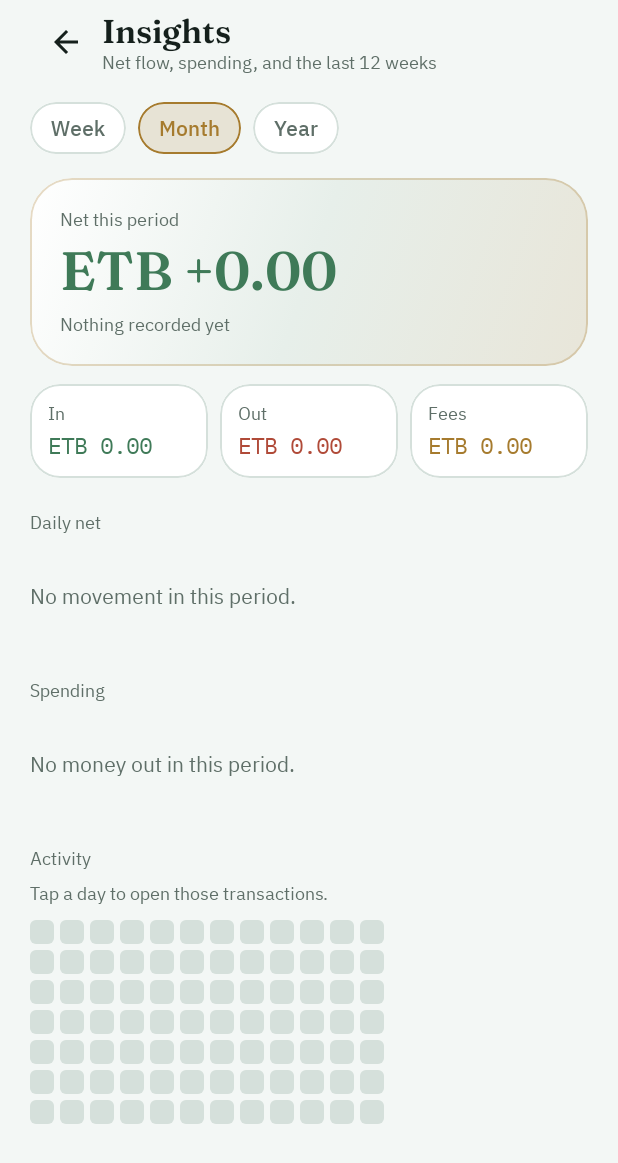
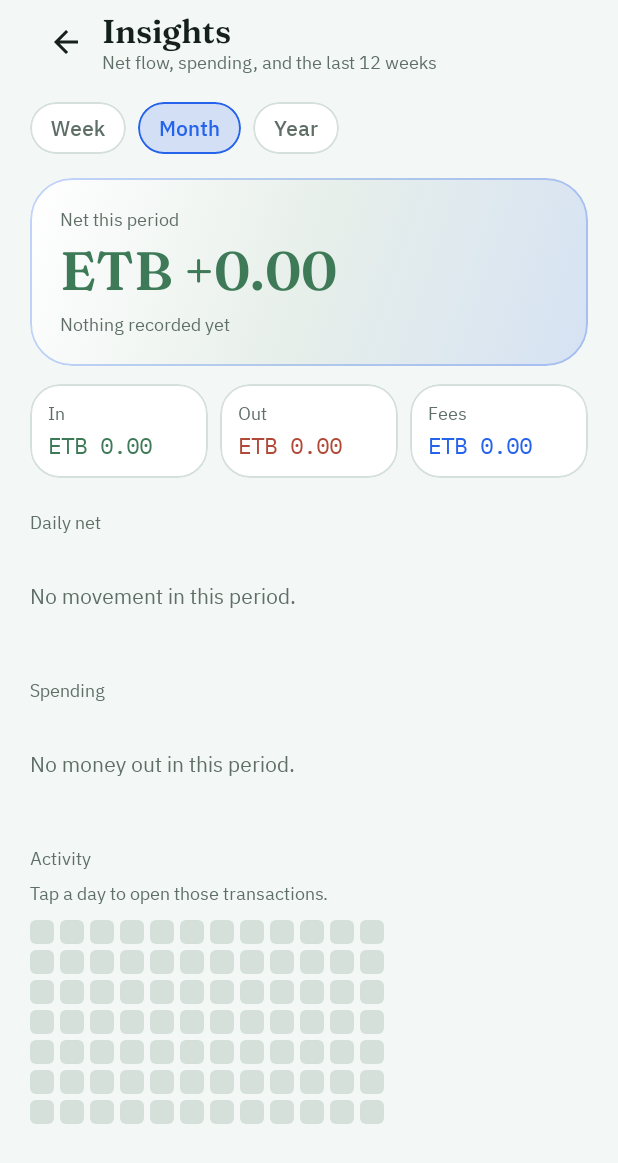
Before and after one commit to TheWadeh/verifyetb-open, an Android app built with Jetpack Compose: the DashboardScreen screen opened through its navigation route, after a tap on "Insights", on a phone screen of 412 x 824 dp. Shown: the top 1163 px of the screen. Run offline under Robolectric (Android 15) with nearby library versions, the phone set to English and light mode, and no system bars; our stand-ins replace Dagger/Hilt's generated code, Room's generated code; 1 statement that could not run was skipped.

Commit message:
Switch accent color from gold to blue to match app icon

```diff
--- a/app/src/main/java/com/verifyetb/app/ui/components/InstitutionLists.kt
+++ b/app/src/main/java/com/verifyetb/app/ui/components/InstitutionLists.kt
@@ -24,11 +24,11 @@ import androidx.compose.ui.Modifier
 import androidx.compose.ui.unit.dp
 import com.verifyetb.app.parser.EthiopianInstitution
 import com.verifyetb.app.parser.EthiopianInstitutions
-import com.verifyetb.app.ui.theme.AccentGold
+import com.verifyetb.app.ui.theme.AccentBlue
 import com.verifyetb.app.ui.theme.BgElevated
 import com.verifyetb.app.ui.theme.BgSurface
 import com.verifyetb.app.ui.theme.Divider
-import com.verifyetb.app.ui.theme.OnGold
+import com.verifyetb.app.ui.theme.OnBlue
 import com.verifyetb.app.ui.theme.TextMuted
 import com.verifyetb.app.ui.theme.TextPrimary
 
@@ -143,7 +143,7 @@ private fun PickerGroup(
                 modifier = Modifier.weight(1f),
             )
             if (onSelectAll != null) {
-                TextButton(onClick = onSelectAll) { Text("All", color = AccentGold) }
+                TextButton(onClick = onSelectAll) { Text("All", color = AccentBlue) }
             }
             if (onClear != null) {
                 TextButton(onClick = onClear) { Text("Clear", color = TextMuted) }
@@ -199,15 +199,15 @@ private fun BoxCheck(selected: Boolean) {
     androidx.compose.foundation.layout.Box(
         modifier = Modifier
             .size(22.dp)
-            .background(if (selected) AccentGold else BgElevated, shape)
-            .border(1.dp, if (selected) AccentGold else Divider, shape),
+            .background(if (selected) AccentBlue else BgElevated, shape)
+            .border(1.dp, if (selected) AccentBlue else Divider, shape),
         contentAlignment = Alignment.Center,
     ) {
         if (selected) {
             Icon(
                 Icons.Filled.Check,
                 contentDescription = null,
-                tint = OnGold,
+                tint = OnBlue,
                 modifier = Modifier.size(14.dp),
             )
         }
--- a/app/src/main/java/com/verifyetb/app/ui/components/InstitutionLogo.kt
+++ b/app/src/main/java/com/verifyetb/app/ui/components/InstitutionLogo.kt
@@ -107,7 +107,7 @@ object InstitutionLogos {
         "enat" -> Color(0xFFD81B60)
         "amhara" -> Color(0xFFC62828)
         "oromia" -> Color(0xFF558B2F)
-        "cash" -> DarkBirrColors.gold
+        "cash" -> DarkBirrColors.blue
         else -> Color(0xFF546E7A)
     }
 
--- a/app/src/main/java/com/verifyetb/app/ui/components/TransactionRow.kt
+++ b/app/src/main/java/com/verifyetb/app/ui/components/TransactionRow.kt
@@ -17,7 +17,7 @@ import androidx.compose.ui.Modifier
 import androidx.compose.ui.unit.dp
 import com.verifyetb.app.data.local.entity.TransactionEntity
 import com.verifyetb.app.parser.MoneyParse
-import com.verifyetb.app.ui.theme.AccentGold
+import com.verifyetb.app.ui.theme.AccentBlue
 import com.verifyetb.app.ui.theme.AccentGreen
 import com.verifyetb.app.ui.theme.AccentRust
 import com.verifyetb.app.ui.theme.AmountStyle
@@ -80,7 +80,7 @@ fun TransactionRow(
                     }
                     Text(
                         text = subtitle,
-                        color = if (!isAirtime && tx.needsNote) AccentGold else TextMuted,
+                        color = if (!isAirtime && tx.needsNote) AccentBlue else TextMuted,
                         style = androidx.compose.material3.MaterialTheme.typography.bodySmall,
                         modifier = Modifier.padding(top = 4.dp),
                     )
--- a/app/src/main/java/com/verifyetb/app/ui/dashboard/AccountDetailScreen.kt
+++ b/app/src/main/java/com/verifyetb/app/ui/dashboard/AccountDetailScreen.kt
@@ -32,7 +32,7 @@ import com.verifyetb.app.ui.components.EmptyHint
 import com.verifyetb.app.ui.components.InstitutionLogo
 import com.verifyetb.app.ui.components.SectionLabel
 import com.verifyetb.app.ui.components.TransactionRow
-import com.verifyetb.app.ui.theme.AccentGold
+import com.verifyetb.app.ui.theme.AccentBlue
 import com.verifyetb.app.ui.theme.AccentGreen
 import com.verifyetb.app.ui.theme.AccentRust
 import com.verifyetb.app.ui.theme.BgPrimary
@@ -84,7 +84,7 @@ fun AccountDetailScreen(
                 Text("Balance", color = TextMuted, style = MaterialTheme.typography.labelMedium)
                 Text(
                     text = MoneyFormat.birr(ui.balance),
-                    color = AccentGold,
+                    color = AccentBlue,
                     style = MaterialTheme.typography.displayMedium,
                     modifier = Modifier.padding(top = 4.dp),
                 )
@@ -120,7 +120,7 @@ fun AccountDetailScreen(
                 ) {
                     SectionLabel("Recent")
                     TextButton(onClick = { onOpenAll(ui.displayName) }) {
-                        Text("See all", color = AccentGold)
+                        Text("See all", color = AccentBlue)
                     }
                 }
             }
--- a/app/src/main/java/com/verifyetb/app/ui/dashboard/DashboardScreen.kt
+++ b/app/src/main/java/com/verifyetb/app/ui/dashboard/DashboardScreen.kt
@@ -57,14 +57,14 @@ import com.verifyetb.app.ui.components.EmptyHint
 import com.verifyetb.app.ui.components.InstitutionLogo
 import com.verifyetb.app.ui.components.SectionLabel
 import com.verifyetb.app.ui.components.TransactionRow
-import com.verifyetb.app.ui.theme.AccentGold
+import com.verifyetb.app.ui.theme.AccentBlue
 import com.verifyetb.app.ui.theme.AccentGreen
 import com.verifyetb.app.ui.theme.AccentRust
 import com.verifyetb.app.ui.theme.BgElevated
 import com.verifyetb.app.ui.theme.BgPrimary
 import com.verifyetb.app.ui.theme.BgSurface
 import com.verifyetb.app.ui.theme.Divider
-import com.verifyetb.app.ui.theme.OnGold
+import com.verifyetb.app.ui.theme.OnBlue
 import com.verifyetb.app.ui.theme.TextMuted
 import com.verifyetb.app.ui.theme.TextPrimary
 import com.verifyetb.app.util.DashboardPeriod
@@ -141,7 +141,7 @@ fun DashboardScreen(
                 verticalAlignment = Alignment.CenterVertically,
             ) {
                 Column(modifier = Modifier.weight(1f).padding(start = 12.dp)) {
-                    Text("Verifyetb", color = AccentGold, style = MaterialTheme.typography.titleMedium)
+                    Text("Verifyetb", color = AccentBlue, style = MaterialTheme.typography.titleMedium)
                     Text("Pull down to sync new SMS", color = TextMuted, style = MaterialTheme.typography.bodySmall)
                 }
                 IconButton(onClick = onOpenInsights) {
@@ -158,7 +158,7 @@ fun DashboardScreen(
             if (refreshMessage != null) {
                 Text(
                     text = refreshMessage!!,
-                    color = AccentGold,
+                    color = AccentBlue,
                     style = MaterialTheme.typography.bodySmall,
                     modifier = Modifier.padding(horizontal = 24.dp, vertical = 2.dp),
                 )
@@ -277,7 +277,7 @@ fun DashboardScreen(
                         ) {
                             SectionLabel("Recent")
                             TextButton(onClick = onOpenTransactions) {
-                                Text("See all", color = AccentGold)
+                                Text("See all", color = AccentBlue)
                             }
                         }
                     }
@@ -301,8 +301,8 @@ fun DashboardScreen(
         FloatingActionButton(
             onClick = onAddManual,
             modifier = Modifier.align(Alignment.BottomEnd).padding(end = 20.dp, bottom = 20.dp),
-            containerColor = AccentGold,
-            contentColor = OnGold,
+            containerColor = AccentBlue,
+            contentColor = OnBlue,
             shape = CircleShape,
             elevation = FloatingActionButtonDefaults.elevation(defaultElevation = 6.dp, pressedElevation = 8.dp),
         ) {
@@ -323,11 +323,11 @@ private fun BalanceHero(
             .fillMaxWidth()
             .background(
                 brush = Brush.linearGradient(
-                    colors = listOf(BgSurface, BgElevated, AccentGold.copy(alpha = 0.16f)),
+                    colors = listOf(BgSurface, BgElevated, AccentBlue.copy(alpha = 0.16f)),
                 ),
                 shape = RoundedCornerShape(20.dp),
             )
-            .border(1.dp, AccentGold.copy(alpha = 0.28f), RoundedCornerShape(20.dp))
+            .border(1.dp, AccentBlue.copy(alpha = 0.28f), RoundedCornerShape(20.dp))
             .padding(20.dp),
     ) {
         Text("All accounts", color = TextMuted, style = MaterialTheme.typography.labelMedium)
@@ -346,7 +346,7 @@ private fun BalanceHero(
         if (unresolved > 0) {
             Text(
                 text = if (unresolved == 1) "1 transaction needs a note — tap" else "$unresolved need notes — tap",
-                color = AccentGold,
+                color = AccentBlue,
                 style = MaterialTheme.typography.bodySmall,
                 modifier = Modifier.padding(top = 10.dp).clickable(onClick = onUnresolved),
             )
@@ -427,7 +427,7 @@ private fun AccountCard(account: AccountRowUi, onClick: () -> Unit) {
                     )
                 }
             }
-            Text(MoneyFormat.birr(account.balance), color = AccentGold, style = MaterialTheme.typography.titleMedium)
+            Text(MoneyFormat.birr(account.balance), color = AccentBlue, style = MaterialTheme.typography.titleMedium)
         }
         Spacer(modifier = Modifier.height(12.dp))
         Row(modifier = Modifier.fillMaxWidth(), horizontalArrangement = Arrangement.SpaceBetween) {
@@ -446,12 +446,12 @@ private fun InsightsEntry(onClick: () -> Unit) {
         modifier = Modifier
             .fillMaxWidth()
             .background(BgSurface, RoundedCornerShape(20.dp))
-            .border(1.dp, AccentGold.copy(alpha = 0.35f), RoundedCornerShape(20.dp))
+            .border(1.dp, AccentBlue.copy(alpha = 0.35f), RoundedCornerShape(20.dp))
             .clickable(onClick = onClick)
             .padding(horizontal = 16.dp, vertical = 14.dp),
         verticalAlignment = Alignment.CenterVertically,
     ) {
-        Icon(Icons.Outlined.BarChart, contentDescription = null, tint = AccentGold)
+        Icon(Icons.Outlined.BarChart, contentDescription = null, tint = AccentBlue)
         Column(modifier = Modifier.weight(1f).padding(horizontal = 12.dp)) {
             Text("Charts and heatmap", color = TextPrimary, style = MaterialTheme.typography.titleMedium)
             Text(
@@ -469,11 +469,11 @@ private fun PeriodChip(label: String, selected: Boolean, onClick: () -> Unit) {
     val shape = RoundedCornerShape(20.dp)
     Text(
         text = label,
-        color = if (selected) OnGold else TextMuted,
+        color = if (selected) OnBlue else TextMuted,
         style = MaterialTheme.typography.labelLarge,
         modifier = Modifier
-            .background(if (selected) AccentGold else BgSurface, shape)
-            .border(1.dp, if (selected) AccentGold else Divider, shape)
+            .background(if (selected) AccentBlue else BgSurface, shape)
+            .border(1.dp, if (selected) AccentBlue else Divider, shape)
             .clickable(onClick = onClick)
             .padding(horizontal = 14.dp, vertical = 8.dp),
     )
--- a/app/src/main/java/com/verifyetb/app/ui/insights/InsightsScreen.kt
+++ b/app/src/main/java/com/verifyetb/app/ui/insights/InsightsScreen.kt
@@ -40,7 +40,7 @@ import androidx.hilt.navigation.compose.hiltViewModel
 import androidx.lifecycle.compose.collectAsStateWithLifecycle
 import com.verifyetb.app.ui.components.EmptyHint
 import com.verifyetb.app.ui.components.SectionLabel
-import com.verifyetb.app.ui.theme.AccentGold
+import com.verifyetb.app.ui.theme.AccentBlue
 import com.verifyetb.app.ui.theme.AccentGreen
 import com.verifyetb.app.ui.theme.AccentRust
 import com.verifyetb.app.ui.theme.AmountStyle
@@ -102,7 +102,7 @@ fun InsightsScreen(
         Row(horizontalArrangement = Arrangement.spacedBy(8.dp), modifier = Modifier.fillMaxWidth()) {
             MiniStat("In", MoneyFormat.birr(ui.incoming), AccentGreen, Modifier.weight(1f))
             MiniStat("Out", MoneyFormat.birr(ui.outgoing), AccentRust, Modifier.weight(1f))
-            MiniStat("Fees", MoneyFormat.birr(ui.fees), AccentGold, Modifier.weight(1f))
+            MiniStat("Fees", MoneyFormat.birr(ui.fees), AccentBlue, Modifier.weight(1f))
         }
 
         Spacer(modifier = Modifier.height(22.dp))
@@ -142,9 +142,9 @@ private fun NetHero(net: Double, count: Int) {
             .fillMaxWidth()
             .clip(RoundedCornerShape(28.dp))
             .background(
-                Brush.linearGradient(listOf(BgSurface, BgElevated, AccentGold.copy(alpha = 0.14f))),
+                Brush.linearGradient(listOf(BgSurface, BgElevated, AccentBlue.copy(alpha = 0.14f))),
             )
-            .border(1.dp, AccentGold.copy(alpha = 0.28f), RoundedCornerShape(28.dp))
+            .border(1.dp, AccentBlue.copy(alpha = 0.28f), RoundedCornerShape(28.dp))
             .padding(20.dp),
     ) {
         Text("Net this period", color = TextMuted, style = MaterialTheme.typography.labelMedium)
@@ -251,7 +251,7 @@ private fun CategoryRow(slice: CategorySlice) {
                 modifier = Modifier
                     .fillMaxHeight()
                     .fillMaxWidth(slice.fraction)
-                    .background(AccentGold),
+                    .background(AccentBlue),
             )
         }
     }
@@ -271,7 +271,7 @@ private fun Heatmap(
                         cell.inFuture || cell.count == 0 || maxHeat == 0 -> 0.18f
                         else -> 0.28f + 0.72f * (cell.count.toFloat() / maxHeat.toFloat())
                     }
-                    val color = if (cell.count == 0 || cell.inFuture) Divider else AccentGold.copy(alpha = alpha)
+                    val color = if (cell.count == 0 || cell.inFuture) Divider else AccentBlue.copy(alpha = alpha)
                     Box(
                         modifier = Modifier
                             .size(16.dp)
@@ -296,12 +296,12 @@ private fun Heatmap(
 private fun PeriodChip(label: String, selected: Boolean, onClick: () -> Unit) {
     Text(
         text = label,
-        color = if (selected) AccentGold else TextMuted,
+        color = if (selected) AccentBlue else TextMuted,
         style = MaterialTheme.typography.labelLarge,
         modifier = Modifier
             .clip(RoundedCornerShape(999.dp))
-            .background(if (selected) AccentGold.copy(alpha = 0.16f) else BgSurface)
-            .border(1.dp, if (selected) AccentGold else Divider, RoundedCornerShape(999.dp))
+            .background(if (selected) AccentBlue.copy(alpha = 0.16f) else BgSurface)
+            .border(1.dp, if (selected) AccentBlue else Divider, RoundedCornerShape(999.dp))
             .clickable(role = Role.Button, onClick = onClick)
             .padding(horizontal = 14.dp, vertical = 8.dp),
     )
--- a/app/src/main/java/com/verifyetb/app/ui/onboarding/PickAccountsScreen.kt
+++ b/app/src/main/java/com/verifyetb/app/ui/onboarding/PickAccountsScreen.kt
@@ -27,9 +27,9 @@ import androidx.compose.ui.Modifier
 import androidx.compose.ui.unit.dp
 import com.verifyetb.app.parser.EthiopianInstitutions
 import com.verifyetb.app.ui.components.InstitutionMultiSelect
-import com.verifyetb.app.ui.theme.AccentGold
+import com.verifyetb.app.ui.theme.AccentBlue
 import com.verifyetb.app.ui.theme.BgPrimary
-import com.verifyetb.app.ui.theme.OnGold
+import com.verifyetb.app.ui.theme.OnBlue
 import com.verifyetb.app.ui.theme.TextMuted
 import com.verifyetb.app.ui.theme.TextPrimary
 
@@ -57,7 +57,7 @@ fun PickAccountsScreen(
             .navigationBarsPadding()
             .padding(horizontal = 20.dp, vertical = 24.dp),
     ) {
-        Text("Your accounts", color = AccentGold, style = MaterialTheme.typography.titleMedium)
+        Text("Your accounts", color = AccentBlue, style = MaterialTheme.typography.titleMedium)
         Spacer(modifier = Modifier.height(8.dp))
         Text(
             text = "Choose banks and wallets",
@@ -103,7 +103,7 @@ fun PickAccountsScreen(
             enabled = bankWalletCount > 0,
             modifier = Modifier.fillMaxWidth().height(52.dp),
             shape = RoundedCornerShape(12.dp),
-            colors = ButtonDefaults.buttonColors(containerColor = AccentGold, contentColor = OnGold),
+            colors = ButtonDefaults.buttonColors(containerColor = AccentBlue, contentColor = OnBlue),
         ) {
             Text("Continue")
         }
--- a/app/src/main/java/com/verifyetb/app/ui/theme/Color.kt
+++ b/app/src/main/java/com/verifyetb/app/ui/theme/Color.kt
@@ -11,11 +11,11 @@ data class BirrColors(
     val surfaceElevated: Color,
     val textPrimary: Color,
     val textMuted: Color,
-    val gold: Color,
+    val blue: Color,
     val rust: Color,
     val green: Color,
     val divider: Color,
-    val onGold: Color,
+    val onBlue: Color,
     val isDark: Boolean,
 )
 
@@ -25,11 +25,11 @@ val DarkBirrColors = BirrColors(
     surfaceElevated = Color(0xFF22332D),
     textPrimary = Color(0xFFF2EFE6),
     textMuted = Color(0xFF8B958F),
-    gold = Color(0xFFD4A85A),
+    blue = Color(0xFF5B8DEF),
     rust = Color(0xFFC4634F),
     green = Color(0xFF6B9E7F),
     divider = Color(0xFF2A3A34),
-    onGold = Color(0xFF0F1A17),
+    onBlue = Color(0xFFFFFFFF),
     isDark = true,
 )
 
@@ -39,11 +39,11 @@ val LightBirrColors = BirrColors(
     surfaceElevated = Color(0xFFE7EFEA),
     textPrimary = Color(0xFF15201C),
     textMuted = Color(0xFF5F6F68),
-    gold = Color(0xFFA67B2E),
+    blue = Color(0xFF2563EB),
     rust = Color(0xFFB04A38),
     green = Color(0xFF3F7A58),
     divider = Color(0xFFD5E0DB),
-    onGold = Color(0xFFFFFFFF),
+    onBlue = Color(0xFFFFFFFF),
     isDark = false,
 )
 
@@ -65,8 +65,8 @@ val TextPrimary: Color
 val TextMuted: Color
     @Composable @ReadOnlyComposable get() = LocalBirrColors.current.textMuted
 
-val AccentGold: Color
-    @Composable @ReadOnlyComposable get() = LocalBirrColors.current.gold
+val AccentBlue: Color
+    @Composable @ReadOnlyComposable get() = LocalBirrColors.current.blue
 
 val AccentRust: Color
     @Composable @ReadOnlyComposable get() = LocalBirrColors.current.rust
@@ -77,5 +77,5 @@ val AccentGreen: Color
 val Divider: Color
     @Composable @ReadOnlyComposable get() = LocalBirrColors.current.divider
 
-val OnGold: Color
-    @Composable @ReadOnlyComposable get() = LocalBirrColors.current.onGold
+val OnBlue: Color
+    @Composable @ReadOnlyComposable get() = LocalBirrColors.current.onBlue
--- a/app/src/main/java/com/verifyetb/app/ui/theme/Theme.kt
+++ b/app/src/main/java/com/verifyetb/app/ui/theme/Theme.kt
@@ -34,8 +34,8 @@ enum class ThemeMode {
 
 private fun schemeFor(colors: BirrColors) = if (colors.isDark) {
     darkColorScheme(
-        primary = colors.gold,
-        onPrimary = colors.onGold,
+        primary = colors.blue,
+        onPrimary = colors.onBlue,
         secondary = colors.green,
         onSecondary = colors.textPrimary,
         tertiary = colors.rust,
@@ -50,8 +50,8 @@ private fun schemeFor(colors: BirrColors) = if (colors.isDark) {
     )
 } else {
     lightColorScheme(
-        primary = colors.gold,
-        onPrimary = colors.onGold,
+        primary = colors.blue,
+        onPrimary = colors.onBlue,
         secondary = colors.green,
         onSecondary = Color.White,
         tertiary = colors.rust,
--- a/app/src/main/res/drawable/ic_launcher_foreground.xml
+++ b/app/src/main/res/drawable/ic_launcher_foreground.xml
@@ -5,7 +5,7 @@
     android:viewportWidth="108"
     android:viewportHeight="108">
     <path
-        android:fillColor="#C99A48"
+        android:fillColor="#5B8DEF"
         android:pathData="M34,28h40c2.2,0 4,1.8 4,4v44c0,2.2 -1.8,4 -4,4H34c-2.2,0 -4,-1.8 -4,-4V32c0,-2.2 1.8,-4 4,-4z" />
     <path
         android:fillColor="#14211D"
```
Also changed, not shown: app/src/main/java/com/verifyetb/app/ui/onboarding/OnboardingScreen.kt (+5 -5 lines), app/src/main/java/com/verifyetb/app/ui/settings/SettingsScreen.kt (+12 -12 lines), app/src/main/java/com/verifyetb/app/ui/transactions/AddManualScreen.kt (+9 -9 lines), app/src/main/java/com/verifyetb/app/ui/transactions/TransactionDetailScreen.kt (+7 -7 lines), app/src/main/java/com/verifyetb/app/ui/transactions/TransactionListScreen.kt (+7 -7 lines), 1 other file.
